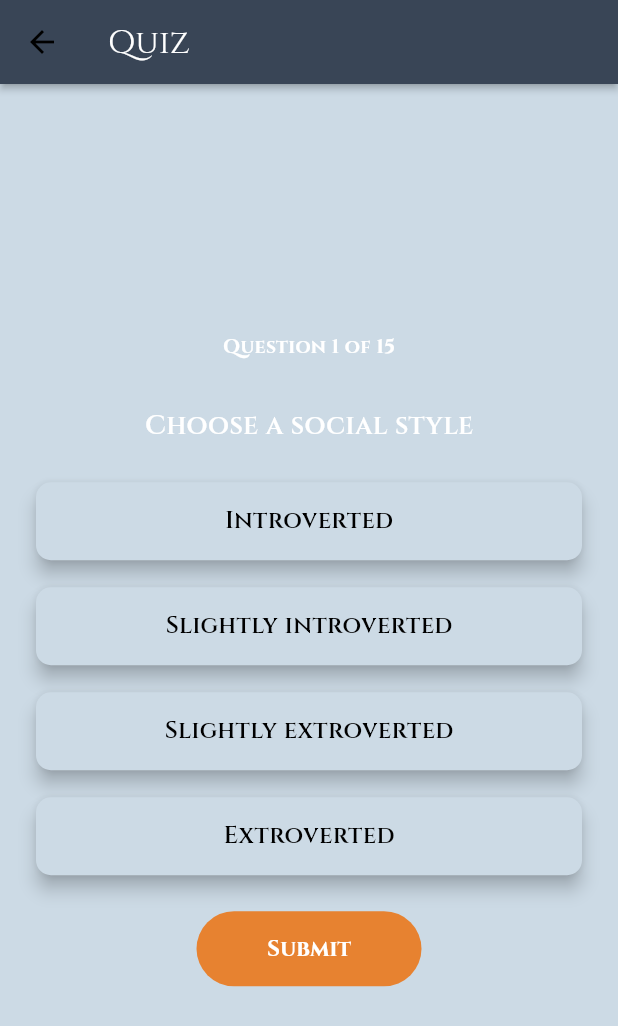
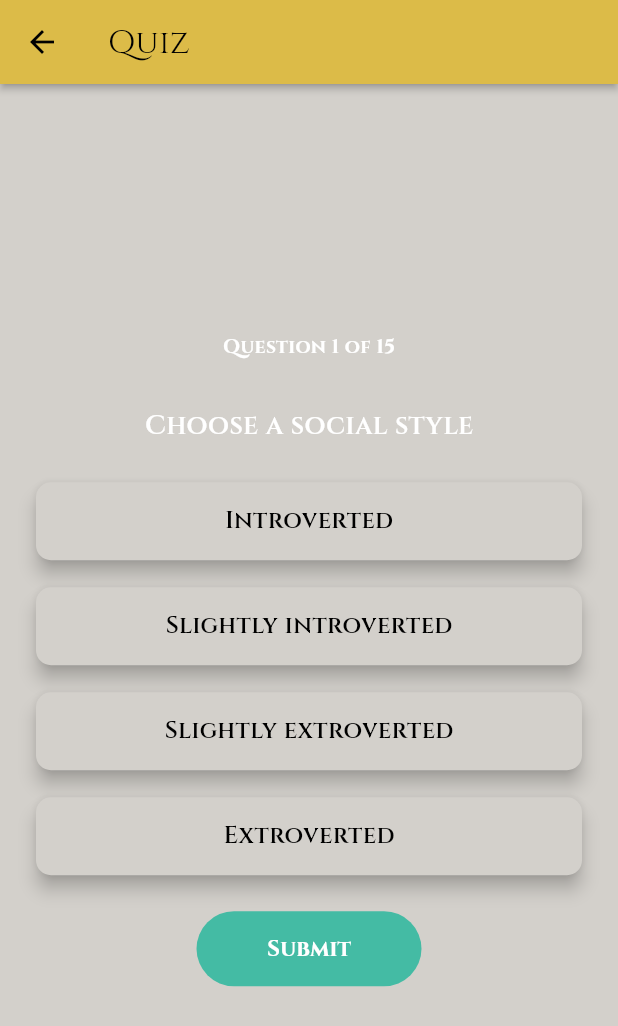
Before and after one commit to FormOfShred/dnd-quiz-app, a Flutter app: the screen it shows after launch, after a tap on "Create Character", on a phone screen of 412 x 824 dp. Shown: the top 1026 px of the screen. Run offline on Flutter 3.47's test engine with Material 3 defaults, Android fonts, the phone set to English and light mode, and no system bars; our stand-ins replace google_fonts, sqflite; accounts and stored records are empty.

Commit message:
color refractor

```diff
--- a/lib/main.dart
+++ b/lib/main.dart
@@ -50,9 +50,9 @@ class MyApp extends StatelessWidget {
   }
 }
 
-const myColorScheme = ColorScheme(
+/*const myColorScheme = ColorScheme(
     primary: Color(0xFFE78230), // Custom primary color
-    secondary: Color(0xff2D4159), // Custom secondary color
+    secondary: Color(0xFF2D4159), // Custom secondary color
     background: Color(0xFF272D43), // Custom background color
     surface: Color(0xFFCCDAE5), // Custom surface color
     onPrimary: Color(0xFFFFFFFF), // Custom text color on primary
@@ -62,4 +62,18 @@ const myColorScheme = ColorScheme(
     brightness: Brightness.dark,
     error: Colors.red,
     onError: Colors.white // Custom text color on surface
+    );*/
+
+const myColorScheme = ColorScheme(
+    primary: Color(0xFF44BBA4), // Custom primary color
+    secondary: Color(0xFFE7BB41), // Custom secondary color
+    background: Color(0xFF393E41), // Custom background color
+    surface: Color(0xFFD3D0CB), // Custom surface color
+    onPrimary: Color(0xFF000000), // Custom text color on primary
+    onSecondary: Color(0xFF000000), // Custom text color on secondary
+    onBackground: Color(0xFFFFFFFF), // Custom text color on background
+    onSurface: Color(0xFF000000),
+    brightness: Brightness.light,
+    error: Colors.red,
+    onError: Colors.white // Custom text color on surface
     );
--- a/lib/src/character_view.dart
+++ b/lib/src/character_view.dart
@@ -34,7 +34,7 @@ class _CharacterViewState extends State<CharacterView> {
               ? 'Character'
               : widget.character.characterName!,
           style: const TextStyle(
-            color: Colors.white,
+            color: Colors.black,
           ),
         ),
         backgroundColor: Theme.of(context).colorScheme.secondary,
--- a/lib/src/home.dart
+++ b/lib/src/home.dart
@@ -37,7 +37,7 @@ class _HomeState extends State<Home> {
           title: const Text(
             'Dungeon Buddy',
             style: TextStyle(
-              color: Colors.white,
+              color: Colors.black,
             ),
           ),
           centerTitle: true,
@@ -91,7 +91,8 @@ class MyCard extends StatelessWidget {
                   child: Text(title,
                       style: TextStyle(
                           color: Theme.of(context).colorScheme.onSecondary,
-                          fontSize: 18))),
+                          fontSize: 18,
+                          fontWeight: FontWeight.w600))),
             )),
       );
 }
--- a/lib/src/overview.dart
+++ b/lib/src/overview.dart
@@ -45,7 +45,7 @@ class _OverviewState extends State<Overview> {
         title: const Text(
           'Characters',
           style: TextStyle(
-            color: Colors.white,
+            color: Colors.black,
           ),
         ),
         backgroundColor: Theme.of(context).colorScheme.secondary,
--- a/lib/src/quiz.dart
+++ b/lib/src/quiz.dart
@@ -17,7 +17,7 @@ class Quiz extends StatelessWidget {
           title: const Text(
             'Quiz',
             style: TextStyle(
-              color: Colors.white,
+              color: Colors.black,
             ),
           ),
           backgroundColor: Theme.of(context).colorScheme.secondary,
--- a/lib/src/result.dart
+++ b/lib/src/result.dart
@@ -64,7 +64,7 @@ class _ResultState extends State<Result> {
         title: const Text(
           'Result',
           style: TextStyle(
-            color: Colors.white,
+            color: Colors.black,
           ),
         ),
         backgroundColor: Theme.of(context).colorScheme.secondary,
--- a/lib/widgets/quiz_ui.dart
+++ b/lib/widgets/quiz_ui.dart
@@ -73,7 +73,7 @@ class _QuizUIState extends State<QuizUI> {
               Text(
                 "Question ${widget.questionIndex + 1} of ${mainQuiz.length}",
                 style: TextStyle(
-                    color: Theme.of(context).colorScheme.onSecondary,
+                    color: Theme.of(context).colorScheme.onBackground,
                     fontSize: 13,
                     fontWeight: FontWeight.bold),
               ),
@@ -85,7 +85,7 @@ class _QuizUIState extends State<QuizUI> {
                   children: [
                     Text(mainQuiz[widget.questionIndex].question,
                         style: TextStyle(
-                            color: Theme.of(context).colorScheme.onSecondary,
+                            color: Theme.of(context).colorScheme.onBackground,
                             fontSize: 18,
                             fontWeight: FontWeight.w600)),
                     const SizedBox(height: 20),
--- a/pubspec.yaml
+++ b/pubspec.yaml
@@ -39,6 +39,7 @@ dependencies:
   sqflite: ^2.3.0
   path: ^1.8.3
   google_fonts: ^6.1.0
+  getwidget: ^2.0.4
 
 dev_dependencies:
   flutter_test:
```
Also changed, not shown: pubspec.lock.
